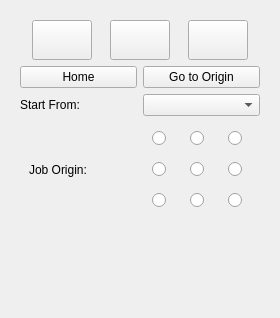
Qt form src/widgets/panels/laser-panel.ui (flux3dp/swiftray) before a commit.
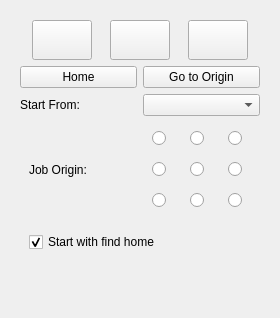
The same form after that commit. Icons and pictures are not drawn.

Commit message: Add set find home at laser panel

```diff
--- a/src/widgets/panels/laser-panel.ui
+++ b/src/widgets/panels/laser-panel.ui
@@ -38,9 +38,9 @@
       <property name="geometry">
        <rect>
         <x>0</x>
-        <y>0</y>
-        <width>256</width>
-        <height>294</height>
+        <y>-20</y>
+        <width>241</width>
+        <height>341</height>
        </rect>
       </property>
       <layout class="QVBoxLayout" name="verticalLayout_2">
@@ -279,6 +279,22 @@
          </layout>
         </widget>
        </item>
+       <item>
+        <widget class="QWidget" name="widget_2" native="true">
+         <layout class="QHBoxLayout" name="horizontalLayout_4">
+          <item>
+           <widget class="QCheckBox" name="homeCheckBox">
+            <property name="text">
+             <string>Start with find home</string>
+            </property>
+            <property name="checked">
+             <bool>true</bool>
+            </property>
+           </widget>
+          </item>
+         </layout>
+        </widget>
+       </item>
        <item>
         <spacer name="verticalSpacer_3">
          <property name="orientation">
```
The commit also changes 6 other files.
